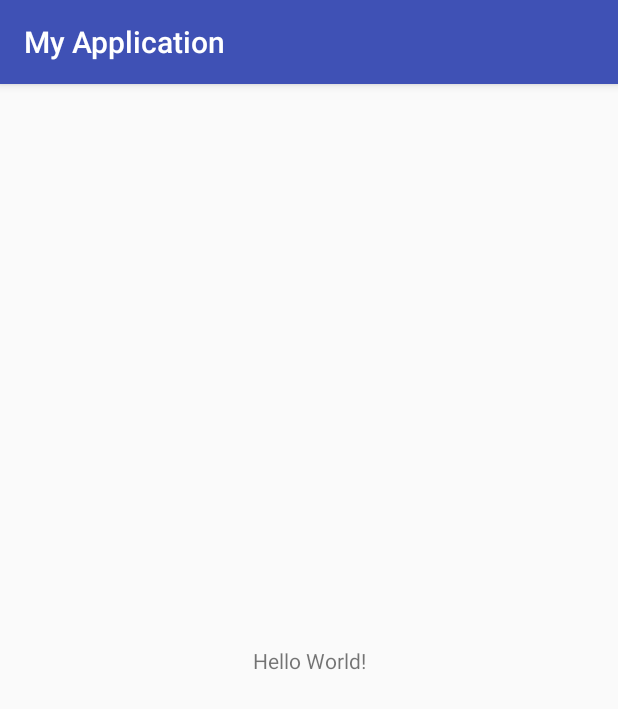
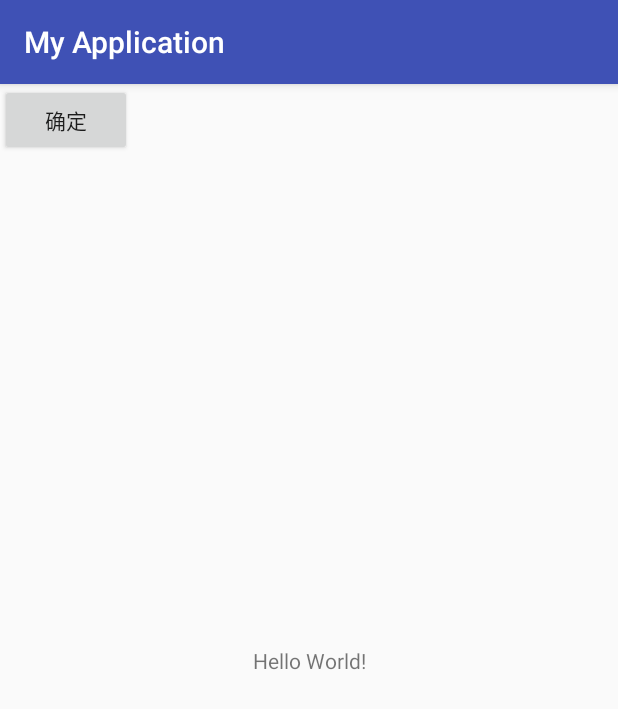
Before and after one commit to gitHub-good/MyApplication2, an Android app: the screen it shows after launch (MainActivity), on a phone screen of 412 x 824 dp. Shown: the top 709 px of the screen. Run offline under Robolectric (Android 15) with nearby library versions, the phone set to English and light mode, and no system bars.

Commit message:
/第二版本

```diff
--- a/app/src/main/res/layout/activity_main.xml
+++ b/app/src/main/res/layout/activity_main.xml
@@ -15,4 +15,12 @@
         app:layout_constraintRight_toRightOf="parent"
         app:layout_constraintTop_toTopOf="parent" />
 
+    <Button
+        android:id="@+id/button"
+        android:layout_width="wrap_content"
+        android:layout_height="wrap_content"
+        android:text="@string/Button"
+        tools:layout_editor_absoluteX="147dp"
+        tools:layout_editor_absoluteY="339dp" />
+
 </android.support.constraint.ConstraintLayout>
--- a/app/src/main/res/values/strings.xml
+++ b/app/src/main/res/values/strings.xml
@@ -1,3 +1,4 @@
 <resources>
     <string name="app_name">My Application</string>
+    <string name="Button">确定</string>
 </resources>
```
